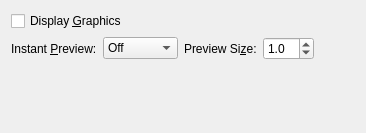
Old version of the form src/frontends/qt4/ui/PrefDisplayUi.ui in the repository cburschka/lyx.
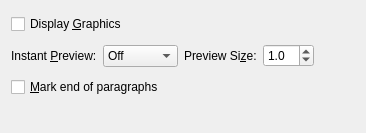
New version of the form.

Commit message:
branch: Fix bug 6129: Show paragraph marks / pilcrows.
see r31155, r31157, r31159 and r31168.

Patch:
```diff
--- a/src/frontends/qt4/ui/PrefDisplayUi.ui
+++ b/src/frontends/qt4/ui/PrefDisplayUi.ui
@@ -100,7 +100,14 @@
      </property>
     </widget>
    </item>
-   <item row="2" column="0">
+   <item row="2" column="0" colspan="2">
+    <widget class="QCheckBox" name="paragraphMarkerCB">
+     <property name="text">
+      <string>&amp;Mark end of paragraphs</string>
+     </property>
+    </widget>
+   </item>
+   <item row="3" column="0">
     <spacer name="spacer_2">
      <property name="orientation">
       <enum>Qt::Vertical</enum>
```
The commit also changes 9 other files.
